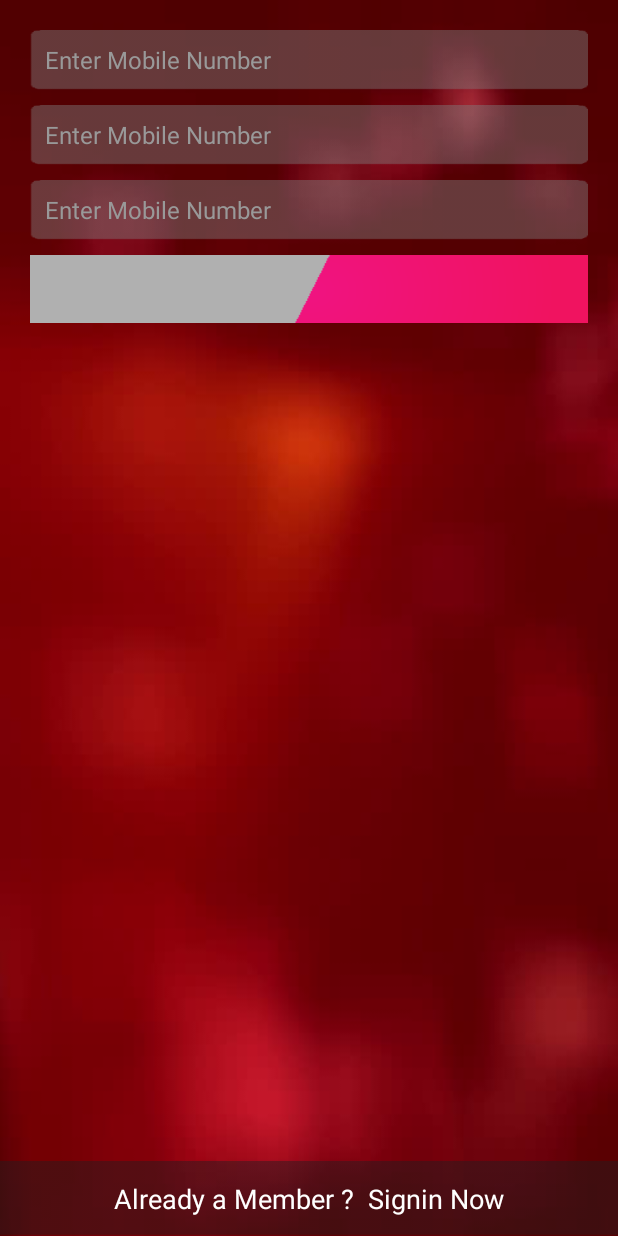
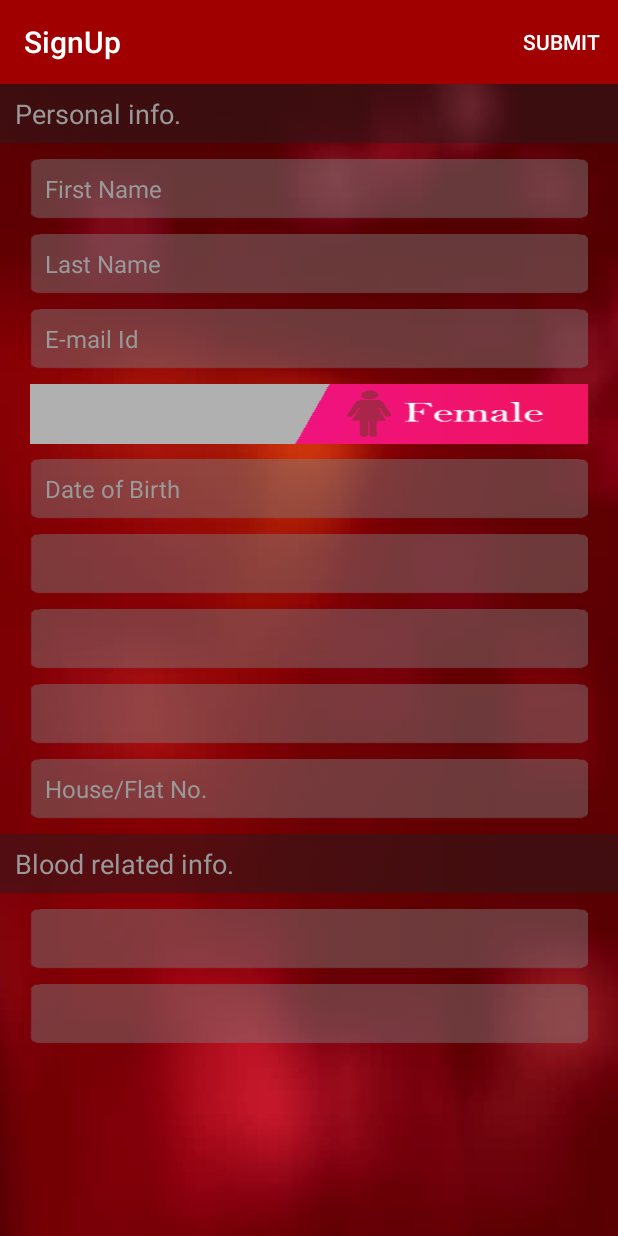
Before and after one commit to Nitijkatiyar/Lyfe, an Android app: the SignUpBasicInformationActivity screen opened directly, with no data from a screen before it, on a phone screen of 412 x 824 dp. Run offline under Robolectric (Android 15) with nearby library versions, the phone set to English and light mode, and no system bars.

Commit message:
Signup form added

```diff
--- a/Lyfe/app/src/main/java/com/bst/Lyfe/SignInActivity.java
+++ b/Lyfe/app/src/main/java/com/bst/Lyfe/SignInActivity.java
@@ -23,7 +23,7 @@ public class SignInActivity extends AppCompatActivity {
     protected void onCreate(Bundle savedInstanceState) {
         super.onCreate(savedInstanceState);
         setContentView(R.layout.activity_signin);
-        getSupportActionBar().hide();
+
         activityChanger = new ActivityChanger(SignInActivity.this);
 
         _login = (Button) findViewById(R.id.buttonLogin);
--- a/Lyfe/app/src/main/java/com/bst/Lyfe/SignUpBasicInformationActivity.java
+++ b/Lyfe/app/src/main/java/com/bst/Lyfe/SignUpBasicInformationActivity.java
@@ -1,50 +1,142 @@
 package com.bst.Lyfe;
 
+import android.app.DatePickerDialog;
+import android.app.Dialog;
 import android.os.Bundle;
 import android.support.v7.app.AppCompatActivity;
+import android.support.v7.widget.Toolbar;
 import android.view.Menu;
 import android.view.MenuItem;
+import android.view.View;
+import android.widget.DatePicker;
+import android.widget.EditText;
+import android.widget.Spinner;
+import android.widget.TextView;
 
 import com.bst.utils.ActivityChanger;
+
+import java.util.ArrayList;
+import java.util.Calendar;
+import java.util.Collections;
+import java.util.Date;
+import java.util.Locale;
 
 public class SignUpBasicInformationActivity extends AppCompatActivity {
 
 
     ActivityChanger activityChanger;
+    EditText _firstName, _LastName, _address, _emailId;
+    Spinner _country, _state, _city, bloodGroup, _bloodDonationCycle;
+    TextView _DOB;
+
+    private DatePicker datePicker;
+    private Calendar calendar;
+    private int year, month, day;
 
     @Override
     protected void onCreate(Bundle savedInstanceState) {
         super.onCreate(savedInstanceState);
         setContentView(R.layout.activity_signup_basicinformation);
-        getSupportActionBar().hide();
+        Toolbar toolbar = (Toolbar) findViewById(R.id.toolbar);
+        setSupportActionBar(toolbar);
 
 
         activityChanger = new ActivityChanger(SignUpBasicInformationActivity.this);
 
+
+        calendar = Calendar.getInstance();
+        year = calendar.get(Calendar.YEAR);
+
+        month = calendar.get(Calendar.MONTH);
+        day = calendar.get(Calendar.DAY_OF_MONTH);
+
+
+        _firstName = (EditText) findViewById(R.id.edittextFirstName);
+        _LastName = (EditText) findViewById(R.id.edittextLastName);
+        _address = (EditText) findViewById(R.id.edittextAddress);
+        _emailId = (EditText) findViewById(R.id.edittextEmailId);
+
+        _DOB = (TextView) findViewById(R.id.textviewDOB);
+
+        _country = (Spinner) findViewById(R.id.spinnerCountry);
+        _state = (Spinner) findViewById(R.id.spinnerState);
+        _city = (Spinner) findViewById(R.id.spinnerCity);
+        bloodGroup = (Spinner) findViewById(R.id.spinnerBloodGroup);
+        _bloodDonationCycle = (Spinner) findViewById(R.id.spinnerBloodDonationCycle);
+
+        _DOB.setOnClickListener(new View.OnClickListener() {
+            @Override
+            public void onClick(View v) {
+                setDate(_DOB);
+            }
+        });
 
     }
 
 
     @Override
     public boolean onCreateOptionsMenu(Menu menu) {
-        // Inflate the menu; this adds items to the action bar if it is present.
-        getMenuInflater().inflate(R.menu.main, menu);
+        getMenuInflater().inflate(R.menu.menu_save, menu);
         return true;
     }
 
     @Override
     public boolean onOptionsItemSelected(MenuItem item) {
-        // Handle action bar item clicks here. The action bar will
-        // automatically handle clicks on the Home/Up button, so long
-        // as you specify a parent activity in AndroidManifest.xml.
         int id = item.getItemId();
-
-        //noinspection SimplifiableIfStatement
-        if (id == R.id.action_settings) {
+        if (id == R.id.action_save) {
             return true;
         }
-
         return super.onOptionsItemSelected(item);
     }
 
+
+    @SuppressWarnings("deprecation")
+    public void setDate(View view) {
+        showDialog(999);
+    }
+
+    @Override
+    protected Dialog onCreateDialog(int id) {
+        // TODO Auto-generated method stub
+        if (id == 999) {
+            DatePickerDialog dialog = new DatePickerDialog(this, myDateListener, year, month, day);
+            dialog.getDatePicker().setMaxDate(new Date().getTime());
+            return dialog;
+        }
+        return null;
+    }
+
+    private DatePickerDialog.OnDateSetListener myDateListener = new DatePickerDialog.OnDateSetListener() {
+        @Override
+        public void onDateSet(DatePicker arg0, int arg1, int arg2, int arg3) {
+            // TODO Auto-generated method stub
+            year = arg1;
+            month = arg2;
+            day = arg3;
+            showDate(arg1, arg2 + 1, arg3);
+        }
+    };
+
+    private void showDate(int year, int month, int day) {
+        _DOB.setText(new StringBuilder().append(day).append("/")
+                .append(month).append("/").append(year));
+    }
+
+
+    public ArrayList<String> getAllCountries() {
+        Locale[] locales = Locale.getAvailableLocales();
+        ArrayList<String> countries = new ArrayList<String>();
+        for (Locale locale : locales) {
+            String country = locale.getDisplayCountry();
+            if (country.trim().length() > 0 && !countries.contains(country)) {
+                countries.add(country);
+            }
+        }
+        Collections.sort(countries);
+        for (String country : countries) {
+            System.out.println(country);
+        }
+
+        return countries;
+    }
 }
--- a/Lyfe/app/src/main/java/com/bst/Lyfe/SignUpMobileVerificationActivity.java
+++ b/Lyfe/app/src/main/java/com/bst/Lyfe/SignUpMobileVerificationActivity.java
@@ -23,8 +23,6 @@ public class SignUpMobileVerificationActivity extends AppCompatActivity {
     protected void onCreate(Bundle savedInstanceState) {
         super.onCreate(savedInstanceState);
         setContentView(R.layout.activity_signup_mobileverification);
-        getSupportActionBar().hide();
-
 
         activityChanger = new ActivityChanger(SignUpMobileVerificationActivity.this);
 
--- a/Lyfe/app/src/main/res/layout/activity_signup_basicinformation.xml
+++ b/Lyfe/app/src/main/res/layout/activity_signup_basicinformation.xml
@@ -6,35 +6,45 @@
     android:background="@mipmap/image_background"
     android:orientation="vertical">
 
+    <include layout="@layout/toolbar" />
 
-    <LinearLayout
-        android:id="@+id/topLayout"
+    <ScrollView
         android:layout_width="match_parent"
         android:layout_height="0dp"
-        android:layout_above="@+id/bottomLayout"
-        android:layout_alignParentTop="true"
         android:layout_weight="1"
-        android:orientation="vertical"
-        tools:context=".MainActivity">
+        android:paddingBottom="20dp">
+
+        <LinearLayout
+            android:id="@+id/topLayout"
+            android:layout_width="match_parent"
+            android:layout_height="match_parent"
+            android:layout_above="@+id/bottomLayout"
+            android:layout_alignParentTop="true"
+            android:orientation="vertical">
 
 
-        <LinearLayout
-            android:layout_width="match_parent"
-            android:layout_height="wrap_content"
-            android:layout_gravity="center_horizontal"
-            android:orientation="vertical"
-            android:paddingLeft="20dp"
-            android:paddingRight="20dp"
-            android:paddingTop="10dp">
+            <TextView
+                android:layout_width="match_parent"
+                android:layout_height="40dp"
+                android:background="@mipmap/semitransparent_black"
+                android:gravity="center_vertical"
+                android:hint="Personal info."
+                android:paddingLeft="10dp"
+                android:textColor="@color/colorWhite"
+                android:textColorHint="#999"
+                android:textSize="18sp" />
 
             <EditText
                 android:id="@+id/edittextFirstName"
                 android:layout_width="match_parent"
                 android:layout_height="40dp"
+                android:layout_marginLeft="20dp"
+                android:layout_marginRight="20dp"
                 android:layout_marginTop="10dp"
                 android:background="@mipmap/semitransparent_white"
-                android:hint="Enter Mobile Number"
-                android:inputType="textCapWords"
+                android:gravity="center_vertical"
+                android:hint="First Name"
+                android:inputType="textEmailAddress"
                 android:paddingLeft="10dp"
                 android:textColor="@color/colorWhite"
                 android:textColorHint="#999"
@@ -44,102 +54,135 @@
                 android:id="@+id/edittextLastName"
                 android:layout_width="match_parent"
                 android:layout_height="40dp"
+                android:layout_marginLeft="20dp"
+                android:layout_marginRight="20dp"
                 android:layout_marginTop="10dp"
                 android:background="@mipmap/semitransparent_white"
-                android:hint="Enter Mobile Number"
+                android:gravity="center_vertical"
+                android:hint="Last Name"
                 android:inputType="textCapWords"
                 android:paddingLeft="10dp"
                 android:textColor="@color/colorWhite"
                 android:textColorHint="#999"
                 android:textSize="16sp" />
 
+
             <EditText
                 android:id="@+id/edittextEmailId"
                 android:layout_width="match_parent"
                 android:layout_height="40dp"
+                android:layout_marginLeft="20dp"
+                android:layout_marginRight="20dp"
                 android:layout_marginTop="10dp"
                 android:background="@mipmap/semitransparent_white"
-                android:hint="Enter Mobile Number"
+                android:gravity="center_vertical"
+                android:hint="E-mail Id"
                 android:inputType="textEmailAddress"
                 android:paddingLeft="10dp"
                 android:textColor="@color/colorWhite"
                 android:textColorHint="#999"
                 android:textSize="16sp" />
 
-            <FrameLayout
+            <ToggleButton
+                android:id="@+id/toggleGender"
                 android:layout_width="match_parent"
-                android:layout_height="45dp"
-                android:layout_marginTop="10dp">
+                android:layout_height="40dp"
+                android:layout_marginLeft="20dp"
+                android:layout_marginRight="20dp"
+                android:layout_marginTop="10dp"
+                android:background="@drawable/toggle_selector"
+                android:textOff=""
+                android:textOn="" />
 
-                <LinearLayout
-                    android:layout_width="match_parent"
-                    android:layout_height="match_parent"
-                    android:background="#c00"
-                    android:orientation="horizontal">
+            <TextView
+                android:id="@+id/textviewDOB"
+                android:layout_width="match_parent"
+                android:layout_height="40dp"
+                android:layout_marginLeft="20dp"
+                android:layout_marginRight="20dp"
+                android:layout_marginTop="10dp"
+                android:background="@mipmap/semitransparent_white"
+                android:gravity="center_vertical"
+                android:hint="Date of Birth"
+                android:paddingLeft="10dp"
+                android:textColor="@color/colorWhite"
+                android:textColorHint="#999"
+                android:textSize="16sp" />
 
-                    <TextView
-                        android:id="@+id/button_facebook"
-                        android:layout_width="match_parent"
-                        android:layout_height="match_parent"
-                        android:layout_marginRight="15dp"
-                        android:layout_weight="1"
-                        android:gravity="center_vertical"
-                        android:paddingLeft="20dp"
-                        android:text="Male"
-                        android:textColor="@color/colorWhite"
-                        android:textSize="16sp" />
+            <Spinner
+                android:id="@+id/spinnerCountry"
+                android:layout_width="match_parent"
+                android:layout_height="40dp"
+                android:layout_marginLeft="20dp"
+                android:layout_marginRight="20dp"
+                android:layout_marginTop="10dp"
+                android:background="@mipmap/semitransparent_white"></Spinner>
 
-                    <TextView
-                        android:id="@+id/button_google"
-                        android:layout_width="match_parent"
-                        android:layout_height="match_parent"
-                        android:layout_weight="1"
-                        android:gravity="center_vertical"
-                        android:paddingLeft="20dp"
-                        android:text="Female"
-                        android:textColor="@color/colorWhite"
-                        android:textSize="16sp" />
-                </LinearLayout>
+            <Spinner
+                android:id="@+id/spinnerState"
+                android:layout_width="match_parent"
+                android:layout_height="40dp"
+                android:layout_marginLeft="20dp"
+                android:layout_marginRight="20dp"
+                android:layout_marginTop="10dp"
+                android:background="@mipmap/semitransparent_white"></Spinner>
 
-                <ToggleButton
-                    android:layout_width="match_parent"
-                    android:layout_height="match_parent"
-                    android:background="@drawable/toggle_selector"
-                    android:textOff=""
-                    android:textOn="" />
+            <Spinner
+                android:id="@+id/spinnerCity"
+                android:layout_width="match_parent"
+                android:layout_height="40dp"
+                android:layout_marginLeft="20dp"
+                android:layout_marginRight="20dp"
+                android:layout_marginTop="10dp"
+                android:background="@mipmap/semitransparent_white"></Spinner>
+
+            <EditText
+                android:id="@+id/edittextAddress"
+                android:layout_width="match_parent"
+                android:layout_height="40dp"
+                android:layout_marginLeft="20dp"
+                android:layout_marginRight="20dp"
+                android:layout_marginTop="10dp"
+                android:background="@mipmap/semitransparent_white"
+                android:gravity="center_vertical"
+                android:hint="House/Flat No."
+                android:inputType="textEmailAddress"
+                android:paddingLeft="10dp"
+                android:textColor="@color/colorWhite"
+                android:textColorHint="#999"
+                android:textSize="16sp" />
+
+            <TextView
+                android:layout_width="match_parent"
+                android:layout_height="40dp"
+                android:layout_marginTop="10dp"
+                android:background="@mipmap/semitransparent_black"
+                android:gravity="center_vertical"
+                android:hint="Blood related info."
+                android:paddingLeft="10dp"
+                android:textColor="@color/colorWhite"
+                android:textColorHint="#999"
+                android:textSize="18sp" />
+
+            <Spinner
+                android:id="@+id/spinnerBloodGroup"
+                android:layout_width="match_parent"
+                android:layout_height="40dp"
+                android:layout_marginLeft="20dp"
+                android:layout_marginRight="20dp"
+                android:layout_marginTop="10dp"
+                android:background="@mipmap/semitransparent_white"></Spinner>
+
+            <Spinner
+                android:id="@+id/spinnerBloodDonationCycle"
+                android:layout_width="match_parent"
+                android:layout_height="40dp"
+                android:layout_marginLeft="20dp"
+                android:layout_marginRight="20dp"
+                android:layout_marginTop="10dp"
+                android:background="@mipmap/semitransparent_white"></Spinner>
+        </LinearLayout>
+    </ScrollView>
 
 
-            </FrameLayout>
-        </LinearLayout>
-
-
-    </LinearLayout>
-
-    <LinearLayout
-        android:id="@+id/bottomLayout"
-        android:layout_width="match_parent"
-        android:layout_height="50dp"
-        android:background="@mipmap/semitransparent_black"
-        android:gravity="center"
-        android:orientation="horizontal">
-
-        <TextView
-            android:layout_width="wrap_content"
-            android:layout_height="wrap_content"
-            android:gravity="right|center_vertical"
-            android:text="Already a Member ?"
-            android:textColor="@color/colorWhite"
-            android:textSize="18sp" />
-
-        <TextView
-            android:id="@+id/textviewSignin"
-            android:layout_width="wrap_content"
-            android:layout_height="wrap_content"
-            android:layout_marginLeft="10dp"
-            android:gravity="left|center_vertical"
-            android:text="Signin Now"
-            android:textColor="@color/colorWhite"
-            android:textSize="18sp" />
-    </LinearLayout>
-
 </LinearLayout>
--- a/Lyfe/app/src/main/res/layout/app_bar_main.xml
+++ b/Lyfe/app/src/main/res/layout/app_bar_main.xml
@@ -18,7 +18,6 @@
             android:layout_height="?attr/actionBarSize"
             android:background="?attr/colorPrimary"
             app:popupTheme="@style/AppTheme.PopupOverlay" />
-
     </android.support.design.widget.AppBarLayout>
 
     <include layout="@layout/content_main" />
--- /dev/null
+++ b/Lyfe/app/src/main/res/layout/toolbar.xml
@@ -0,0 +1,12 @@
+<?xml version="1.0" encoding="utf-8"?>
+<android.support.v7.widget.Toolbar xmlns:android="http://schemas.android.com/apk/res/android"
+    xmlns:app="http://schemas.android.com/apk/res-auto"
+    android:id="@+id/toolbar"
+    android:layout_width="match_parent"
+    android:layout_height="?attr/actionBarSize"
+    android:background="@color/colorPrimaryDark"
+    android:minHeight="?attr/actionBarSize"
+    app:theme="@style/ThemeOverlay.AppCompat.ActionBar">
+
+
+</android.support.v7.widget.Toolbar>
--- /dev/null
+++ b/Lyfe/app/src/main/res/menu/menu_save.xml
@@ -0,0 +1,9 @@
+<?xml version="1.0" encoding="utf-8"?>
+<menu xmlns:android="http://schemas.android.com/apk/res/android"
+    xmlns:app="http://schemas.android.com/apk/res-auto">
+    <item
+        android:id="@+id/action_save"
+        android:orderInCategory="100"
+        android:title="@string/action_submit"
+        app:showAsAction="always" />
+</menu>
--- a/Lyfe/app/src/main/res/values/strings.xml
+++ b/Lyfe/app/src/main/res/values/strings.xml
@@ -4,5 +4,8 @@
     <string name="navigation_drawer_open">Open navigation drawer</string>
     <string name="navigation_drawer_close">Close navigation drawer</string>
 
+
+    <string name="signup">SignUp</string>
     <string name="action_settings">Settings</string>
+    <string name="action_submit">Submit</string>
 </resources>
--- a/Lyfe/app/src/main/res/values/styles.xml
+++ b/Lyfe/app/src/main/res/values/styles.xml
@@ -1,17 +1,14 @@
 <resources>
 
     <!-- Base application theme. -->
-    <style name="AppTheme" parent="Theme.AppCompat.Light.DarkActionBar">
-        <!-- Customize your theme here. -->
-        <item name="colorPrimary">@color/colorPrimary</item>
+    <style name="AppTheme" parent="Theme.AppCompat.NoActionBar">
+        <item name="windowNoTitle">true</item>
+        <item name="windowActionBar">false</item>
+        <item name="colorPrimary">@color/colorPrimaryDark</item>
         <item name="colorPrimaryDark">@color/colorPrimaryDark</item>
         <item name="colorAccent">@color/colorAccent</item>
     </style>
 
-    <style name="AppTheme.NoActionBar">
-        <item name="windowActionBar">false</item>
-        <item name="windowNoTitle">true</item>
-    </style>
 
     <style name="AppTheme.AppBarOverlay" parent="ThemeOverlay.AppCompat.Dark.ActionBar" />
 
```
Also changed, not shown: Lyfe/app/src/main/AndroidManifest.xml (+4 -5 lines), Lyfe/app/src/main/res/drawable/image_gender_female.png, Lyfe/app/src/main/res/drawable/image_gender_male.png.
